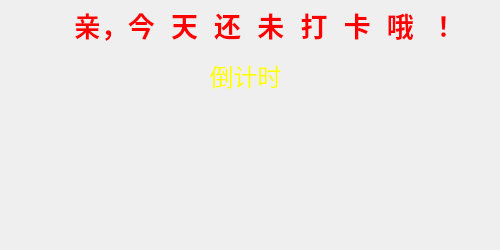
First picture: the form in form.ui, repository fansilea/DAHelper, before the edit.
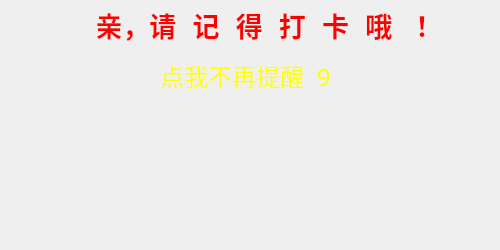
Second picture: the form after the edit.

Patch:
```diff
--- a/form.ui
+++ b/form.ui
@@ -38,7 +38,7 @@
     <string notr="true">color: rgb(255, 255, 0);</string>
    </property>
    <property name="text">
-    <string>倒计时</string>
+    <string>点我不再提醒  9</string>
    </property>
    <property name="autoDefault">
     <bool>false</bool>
@@ -71,7 +71,7 @@
     <string notr="true">color: rgb(255, 0, 0);</string>
    </property>
    <property name="text">
-    <string>亲，今 天 还 未 打 卡 哦 ！</string>
+    <string>亲，请 记 得 打 卡 哦 ！</string>
    </property>
    <property name="alignment">
     <set>Qt::AlignCenter</set>
```
